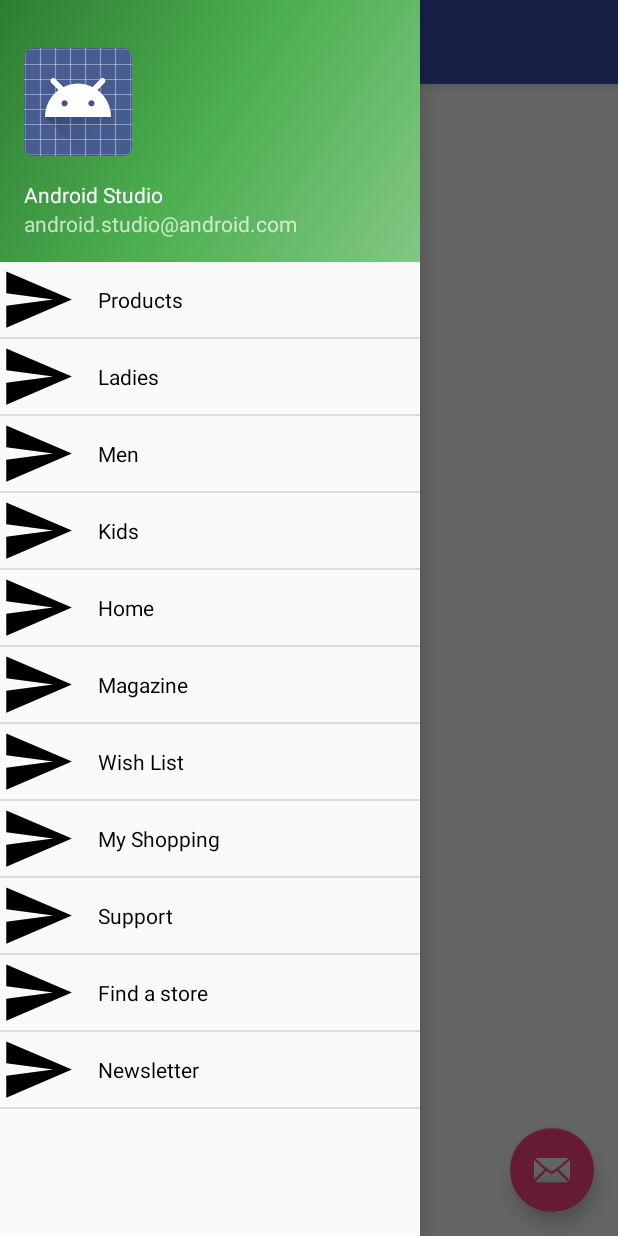
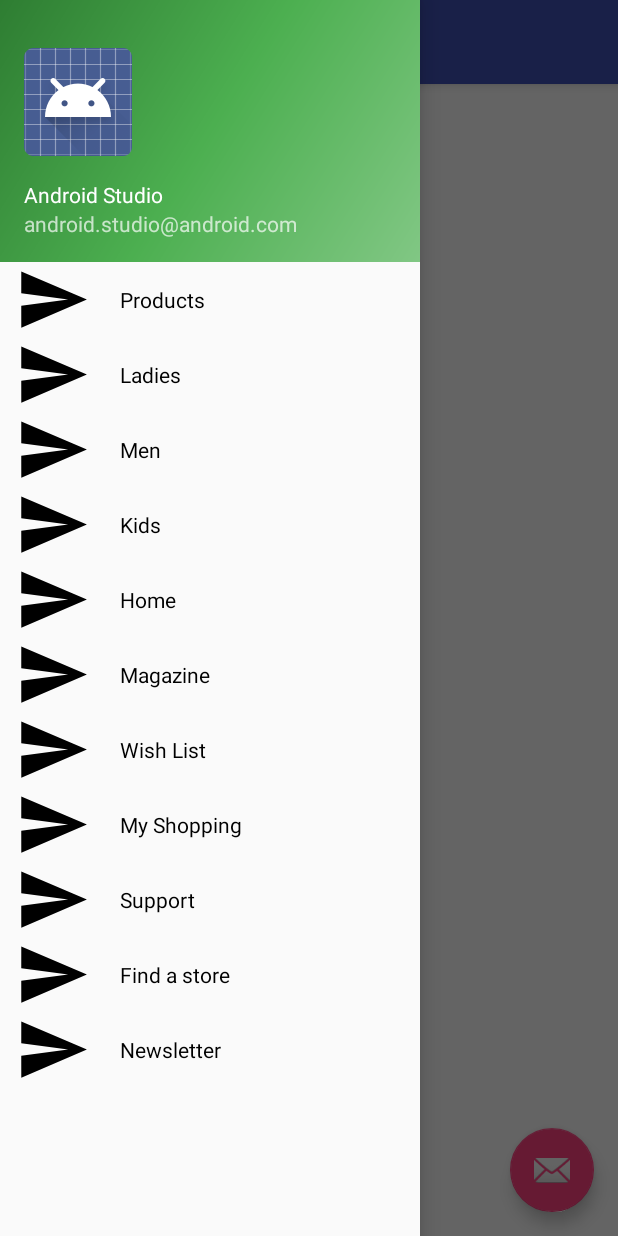
Before and after one commit to violet137/AndroidD004, an Android app: the screen it shows after launch (MainActivity), with the side drawer open, on a phone screen of 412 x 824 dp. Run offline under Robolectric (Android 15) with nearby library versions, the phone set to English and light mode, and no system bars.

Commit message:
hoàn tất chỉnh menu dạng động ( vẫn chưa click dc phần header )

```diff
--- a/Code/Shopping/app/src/main/java/vn/com/greenacademy/shopping/Adapter/AdapterSlideMenu.java
+++ b/Code/Shopping/app/src/main/java/vn/com/greenacademy/shopping/Adapter/AdapterSlideMenu.java
@@ -1,6 +1,7 @@
 package vn.com.greenacademy.shopping.Adapter;
 
 import android.app.Activity;
+import android.graphics.drawable.ColorDrawable;
 import android.support.annotation.NonNull;
 import android.view.LayoutInflater;
 import android.view.View;
@@ -43,7 +44,6 @@ public class AdapterSlideMenu extends ArrayAdapter {
         TextView tvName = (TextView) convertView.findViewById(R.id.tvName_item_slide_menu);
         ImageView ivIcon = (ImageView) convertView.findViewById(R.id.ivIcon_item_slide_menu);
 
-
         tvName.setText(modeSlideMenu.getTen());
         ivIcon.setImageResource(modeSlideMenu.getIcon());
 
--- a/Code/Shopping/app/src/main/res/layout/activity_main.xml
+++ b/Code/Shopping/app/src/main/res/layout/activity_main.xml
@@ -33,7 +33,8 @@
             <ListView
                 android:id="@+id/lv_item_slide_menu"
                 android:layout_width="match_parent"
-                android:layout_height="match_parent" />
+                android:layout_height="match_parent"
+                android:divider="@null"/>
 
         </LinearLayout>
     </android.support.design.widget.NavigationView>
--- a/Code/Shopping/app/src/main/res/layout/item_slide_menu.xml
+++ b/Code/Shopping/app/src/main/res/layout/item_slide_menu.xml
@@ -11,6 +11,7 @@
         android:id="@+id/ivIcon_item_slide_menu"
         android:layout_width="@dimen/width_height_imageView"
         android:layout_height="@dimen/width_height_imageView"
+        android:layout_marginLeft="@dimen/imageView_layout_margin_left"
         app:srcCompat="@mipmap/ic_launcher" />
 
     <TextView
--- a/Code/Shopping/app/src/main/res/layout/nav_header_main.xml
+++ b/Code/Shopping/app/src/main/res/layout/nav_header_main.xml
@@ -13,13 +13,14 @@
     android:theme="@style/ThemeOverlay.AppCompat.Dark">
 
     <ImageView
-        android:id="@+id/imageView"
+        android:id="@+id/ivUser_nav_hear"
         android:layout_width="wrap_content"
         android:layout_height="wrap_content"
         android:paddingTop="@dimen/nav_header_vertical_spacing"
         app:srcCompat="@android:drawable/sym_def_app_icon" />
 
     <TextView
+        android:id="@+id/tvName_nav_hear"
         android:layout_width="match_parent"
         android:layout_height="wrap_content"
         android:paddingTop="@dimen/nav_header_vertical_spacing"
@@ -27,7 +28,7 @@
         android:textAppearance="@style/TextAppearance.AppCompat.Body1" />
 
     <TextView
-        android:id="@+id/textView"
+        android:id="@+id/tvEmail_nav_hear"
         android:layout_width="wrap_content"
         android:layout_height="wrap_content"
         android:text="android.studio@android.com" />
--- a/Code/Shopping/app/src/main/res/values/dimens.xml
+++ b/Code/Shopping/app/src/main/res/values/dimens.xml
@@ -8,6 +8,7 @@
 
     <!-- item slide menu -->
     <dimen name="width_height_imageView">50dp</dimen>
-    <dimen name="textView_layout_margin_left">15dp</dimen>
+    <dimen name="textView_layout_margin_left">20dp</dimen>
+    <dimen name="imageView_layout_margin_left">10dp</dimen>
 
 </resources>
```
Also changed, not shown: Code/Shopping/app/src/main/java/vn/com/greenacademy/shopping/MainActivity.java (+60 -2 lines).
